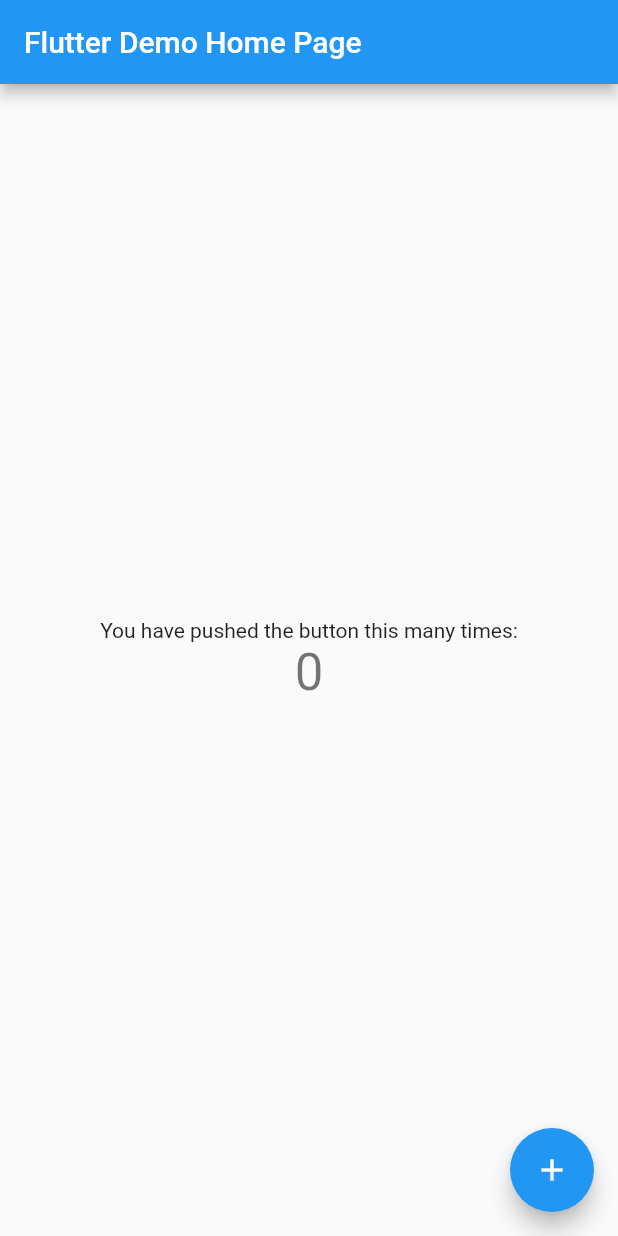
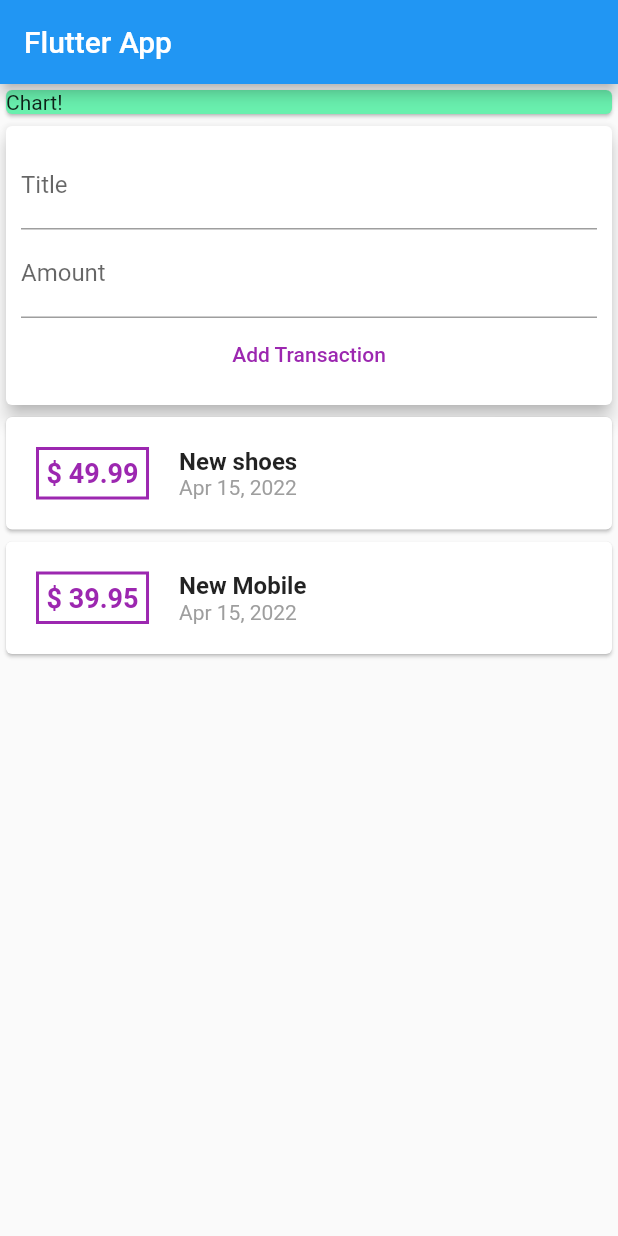
Before and after one commit to Dhruvilshah00/Personal-Expense-Planner, a Flutter app: the screen it shows after launch, on a phone screen of 412 x 824 dp. Run offline on Flutter 3.47's test engine with Material 2 defaults, Android fonts, the phone set to English and light mode, and no system bars.

Commit message:
Transaction file Added

```diff
--- a/analysis_options.yaml
+++ b/analysis_options.yaml
@@ -24,6 +24,7 @@ linter:
   rules:
     # avoid_print: false  # Uncomment to disable the `avoid_print` rule
     # prefer_single_quotes: true  # Uncomment to enable the `prefer_single_quotes` rule
+    prefer_const_constructors: false
 
 # Additional information about this file can be found at
 # https://dart.dev/guides/language/analysis-options
--- /dev/null
+++ b/lib/Transaction.dart
@@ -0,0 +1,12 @@
+class Transaction {
+  final String id;
+  final String title;
+  final double amount;
+  final DateTime date;
+
+  Transaction(
+      {required this.id,
+      required this.title,
+      required this.amount,
+      required this.date});
+}
--- a/lib/main.dart
+++ b/lib/main.dart
@@ -1,4 +1,6 @@
 import 'package:flutter/material.dart';
+import 'package:intl/intl.dart';
+import 'package:personal_expense_planner/Transaction.dart';
 
 void main() {
   runApp(const MyApp());
@@ -7,109 +9,130 @@ void main() {
 class MyApp extends StatelessWidget {
   const MyApp({Key? key}) : super(key: key);
 
-  // This widget is the root of your application.
   @override
   Widget build(BuildContext context) {
     return MaterialApp(
-      title: 'Flutter Demo',
-      theme: ThemeData(
-        // This is the theme of your application.
-        //
-        // Try running your application with "flutter run". You'll see the
-        // application has a blue toolbar. Then, without quitting the app, try
-        // changing the primarySwatch below to Colors.green and then invoke
-        // "hot reload" (press "r" in the console where you ran "flutter run",
-        // or simply save your changes to "hot reload" in a Flutter IDE).
-        // Notice that the counter didn't reset back to zero; the application
-        // is not restarted.
-        primarySwatch: Colors.blue,
-      ),
-      home: const MyHomePage(title: 'Flutter Demo Home Page'),
+      title: 'Flutter App',
+      home: MyHomePage(),
     );
   }
 }
 
-class MyHomePage extends StatefulWidget {
-  const MyHomePage({Key? key, required this.title}) : super(key: key);
+class MyHomePage extends StatelessWidget {
+  // const MyHomePage({Key? key}) : super(key: key);
 
-  // This widget is the home page of your application. It is stateful, meaning
-  // that it has a State object (defined below) that contains fields that affect
-  // how it looks.
+  final List<Transaction> transactions = [
+    Transaction(
+        id: 't1',
+        title: 'New shoes',
+        amount: 49.99,
+        date: DateTime.now()
+    ),
+    Transaction(
+        id: 't2',
+        title: 'New Mobile',
+        amount: 39.95,
+        date: DateTime.now()
+    ),
+  ];
 
-  // This class is the configuration for the state. It holds the values (in this
-  // case the title) provided by the parent (in this case the App widget) and
-  // used by the build method of the State. Fields in a Widget subclass are
-  // always marked "final".
+  // late String titleinput;
+  // late String amountinput;
 
-  final String title;
-
-  @override
-  State<MyHomePage> createState() => _MyHomePageState();
-}
-
-class _MyHomePageState extends State<MyHomePage> {
-  int _counter = 0;
-
-  void _incrementCounter() {
-    setState(() {
-      // This call to setState tells the Flutter framework that something has
-      // changed in this State, which causes it to rerun the build method below
-      // so that the display can reflect the updated values. If we changed
-      // _counter without calling setState(), then the build method would not be
-      // called again, and so nothing would appear to happen.
-      _counter++;
-    });
-  }
+  final titlecontroller = TextEditingController();
+  final amountcontroller = TextEditingController();
 
   @override
   Widget build(BuildContext context) {
-    // This method is rerun every time setState is called, for instance as done
-    // by the _incrementCounter method above.
-    //
-    // The Flutter framework has been optimized to make rerunning build methods
-    // fast, so that you can just rebuild anything that needs updating rather
-    // than having to individually change instances of widgets.
     return Scaffold(
         appBar: AppBar(
-        // Here we take the value from the MyHomePage object that was created by
-        // the App.build method, and use it to set our appbar title.
-        title: Text(widget.title),
+          title: Text('Flutter App'),
         ),
-      body: Center(
-        // Center is a layout widget. It takes a single child and positions it
-        // in the middle of the parent.
+        body: Column(
+          // mainAxisAlignment: MainAxisAlignment.start,
+          crossAxisAlignment: CrossAxisAlignment.stretch,
+          children: <Widget>[
+            Container(
+              width: double.infinity,
+              child: Card(
+                color: Colors.greenAccent,
+                child: Text('Chart!'),
+              ),
+            ),
+            Card(
+              elevation: 5.0,
+              child: Container(
+                padding: EdgeInsets.all(10.0),
                 child: Column(
-          // Column is also a layout widget. It takes a list of children and
-          // arranges them vertically. By default, it sizes itself to fit its
-          // children horizontally, and tries to be as tall as its parent.
-          //
-          // Invoke "debug painting" (press "p" in the console, choose the
-          // "Toggle Debug Paint" action from the Flutter Inspector in Android
-          // Studio, or the "Toggle Debug Paint" command in Visual Studio Code)
-          // to see the wireframe for each widget.
-          //
-          // Column has various properties to control how it sizes itself and
-          // how it positions its children. Here we use mainAxisAlignment to
-          // center the children vertically; the main axis here is the vertical
-          // axis because Columns are vertical (the cross axis would be
-          // horizontal).
-          mainAxisAlignment: MainAxisAlignment.center,
                   children: <Widget>[
-            const Text(
-              'You have pushed the button this many times:',
+                    TextField(
+                      decoration: InputDecoration(labelText: 'Title'),
+                      controller: titlecontroller,
                     ),
-            Text(
-              '$_counter',
-              style: Theme.of(context).textTheme.headline4,
+                    TextField(
+                      decoration: InputDecoration(labelText: 'Amount'),
+                      controller: amountcontroller,
+                    ),
+                    TextButton(
+                      child: Text('Add Transaction'),
+                      style: TextButton.styleFrom(
+                        primary: Colors.purple,
+                      ),
+                      onPressed: () {
+                        print(titlecontroller.text);
+                      },
                     ),
                   ],
                 ),
               ),
-      floatingActionButton: FloatingActionButton(
-        onPressed: _incrementCounter,
-        tooltip: 'Increment',
-        child: const Icon(Icons.add),
-      ), // This trailing comma makes auto-formatting nicer for build methods.
+            ),
+            Column(
+              children: transactions.map((tx) {
+                return Card(
+                  child: Row(
+                    children: <Widget>[
+                      Container(
+                        child: Text(
+                          '\$ ${tx.amount}',
+                          style: TextStyle(
+                            fontWeight: FontWeight.bold,
+                            fontSize: 18.0,
+                            color: Colors.purple,
+                          ),
+                        ),
+                        margin: EdgeInsets.all(20.0),
+                        decoration: BoxDecoration(
+                          border: Border.all(
+                              color: Colors.purple,
+                              width: 2.0
+                          ),
+                        ),
+                        padding: EdgeInsets.all(5.0),
+                      ),
+                      Column(
+                        crossAxisAlignment: CrossAxisAlignment.start,
+                        children: [
+                          Text(
+                            tx.title,
+                            style: TextStyle(
+                              fontSize: 16,
+                              fontWeight: FontWeight.bold,
+                            ),
+                          ),
+                          Text(
+                            DateFormat.yMMMd().format(tx.date),
+                            style: TextStyle(
+                              color: Colors.grey,
+                            ),
+                          ),
+                        ],
+                      ),
+                    ],
+                  ),
                 );
+              }).toList(),
+            ),
+          ],
+        ));
   }
 }
--- a/pubspec.yaml
+++ b/pubspec.yaml
@@ -34,6 +34,7 @@ dependencies:
   # The following adds the Cupertino Icons font to your application.
   # Use with the CupertinoIcons class for iOS style icons.
   cupertino_icons: ^1.0.2
+  intl: ^0.17.0
 
 dev_dependencies:
   flutter_test:
```
Also changed, not shown: pubspec.lock. Lines whose indentation alone changed are shown as unchanged.
